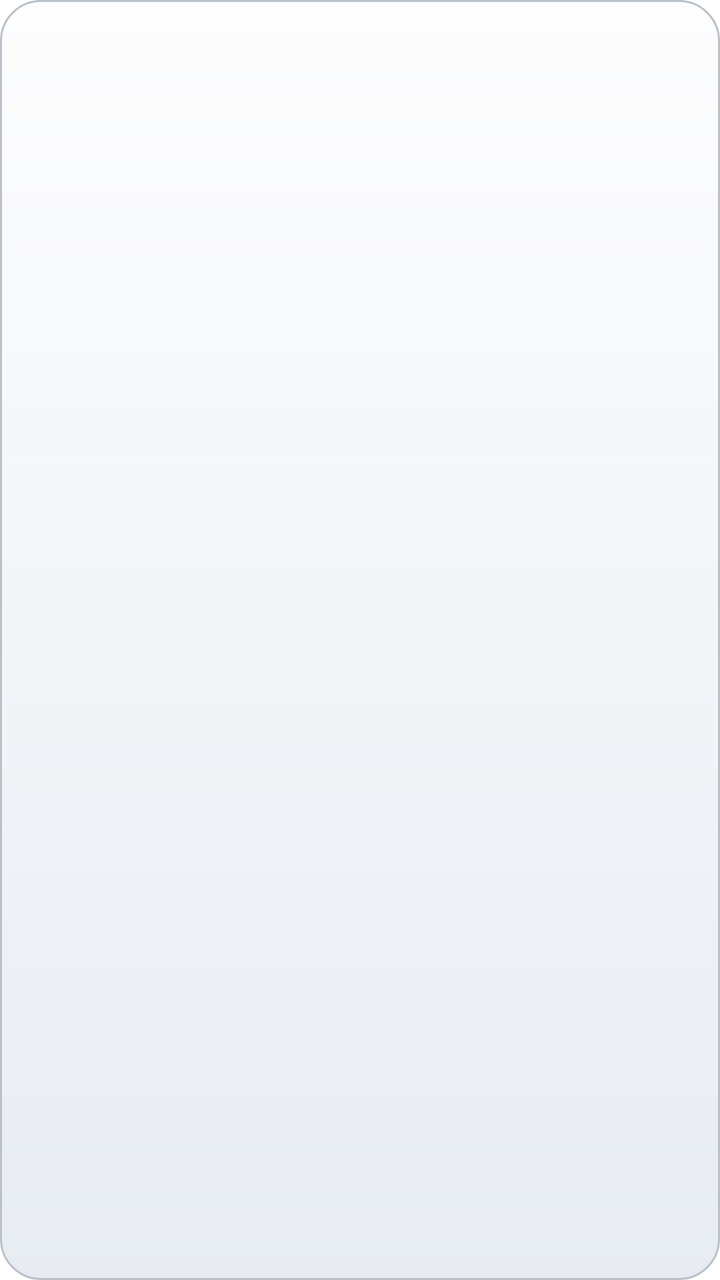
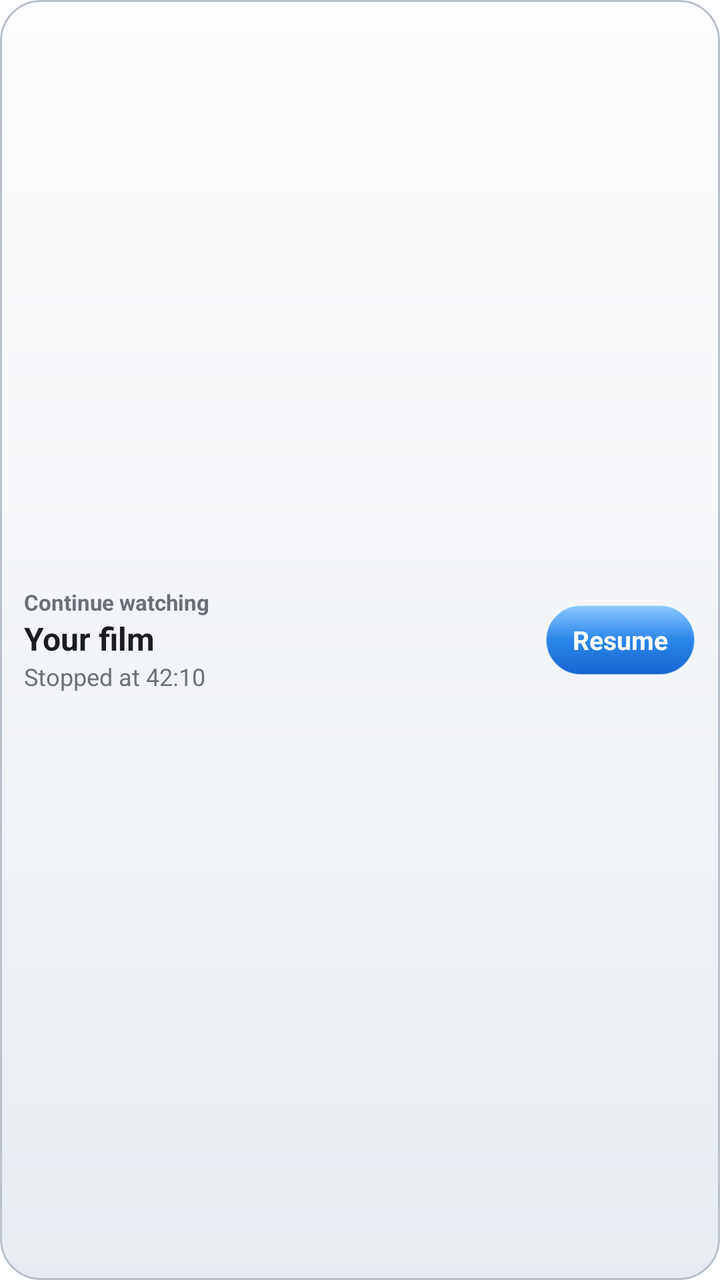

Screens rendered from an Android XML layout before and after an edit, with the pre-edit source and the edit as a unified diff.
<!-- AndroidManifest.xml: fallback theme Theme.MaterialComponents.DayNight.NoActionBar -->
<!-- res/layout/widget_card.xml -->
<?xml version="1.0" encoding="utf-8"?>
<LinearLayout xmlns:android="http://schemas.android.com/apk/res/android" android:id="@+id/w_root" android:layout_width="match_parent" android:layout_height="match_parent"
    android:orientation="horizontal" android:background="@drawable/wd_widget_bg" android:padding="12dp" android:gravity="center_vertical">
    <ImageView android:id="@+id/w_img" android:layout_width="72dp" android:layout_height="72dp" android:layout_marginEnd="12dp" android:scaleType="centerCrop"
        android:background="@drawable/wd_img_round" android:clipToOutline="true" android:visibility="gone"/>
    <LinearLayout android:layout_width="0dp" android:layout_weight="1" android:layout_height="wrap_content" android:orientation="vertical">
        <TextView android:id="@+id/w_label" android:layout_width="match_parent" android:layout_height="wrap_content" android:textSize="11sp" android:textStyle="bold" android:maxLines="1" android:textColor="#FF6B7078"/>
        <TextView android:id="@+id/w_title" android:layout_width="match_parent" android:layout_height="wrap_content" android:textSize="16sp" android:textStyle="bold" android:maxLines="2" android:ellipsize="end" android:textColor="#FF1B1D21"/>
        <TextView android:id="@+id/w_text" android:layout_width="match_parent" android:layout_height="wrap_content" android:textSize="12sp" android:maxLines="2" android:ellipsize="end" android:textColor="#FF6B7078"/>
        <ProgressBar android:id="@+id/w_bar" style="@android:style/Widget.ProgressBar.Horizontal" android:layout_width="match_parent" android:layout_height="6dp" android:layout_marginTop="6dp"
            android:max="100" android:progressDrawable="@drawable/wd_bar" android:visibility="gone"/>
    </LinearLayout>
    <TextView android:id="@+id/w_btn" android:layout_width="wrap_content" android:layout_height="36dp" android:layout_marginStart="10dp" android:paddingStart="14dp" android:paddingEnd="14dp"
        android:background="@drawable/wd_btn_gel" android:gravity="center" android:textColor="#FFFFFFFF" android:textSize="13sp" android:textStyle="bold" android:maxLines="1" android:visibility="gone"/>
</LinearLayout>
<!-- resources referenced by this layout -->
<resources>
  <!-- drawable wd_bar (drawable) -->
  <?xml version="1.0" encoding="utf-8"?>
  <layer-list xmlns:android="http://schemas.android.com/apk/res/android">
    <item android:id="@android:id/background"><shape><corners android:radius="6dp"/><solid android:color="#FFDCE1E7"/></shape></item>
    <item android:id="@android:id/progress"><clip><shape><corners android:radius="6dp"/><gradient android:startColor="#FF7FC0FF" android:endColor="#FF1E7FE8" android:angle="270"/></shape></clip></item>
  </layer-list>
  <!-- drawable wd_btn_gel (drawable) -->
  <?xml version="1.0" encoding="utf-8"?>
  <selector xmlns:android="http://schemas.android.com/apk/res/android">
    <item android:state_pressed="true"><shape><gradient android:startColor="#FF0F5FC4" android:endColor="#FF2B86E8" android:angle="270"/><corners android:radius="18dp"/></shape></item>
    <item><shape><gradient android:startColor="#FF8CC8FF" android:centerColor="#FF2B86E8" android:endColor="#FF1565D0" android:angle="270"/><corners android:radius="18dp"/><stroke android:width="1dp" android:color="#AAFFFFFF"/></shape></item>
  </selector>
  <!-- drawable wd_img_round (drawable) -->
  <?xml version="1.0" encoding="utf-8"?>
  <shape xmlns:android="http://schemas.android.com/apk/res/android"><corners android:radius="14dp"/><solid android:color="#33888888"/></shape>
  <!-- drawable wd_widget_bg (drawable) -->
  <?xml version="1.0" encoding="utf-8"?>
  <shape xmlns:android="http://schemas.android.com/apk/res/android" android:shape="rectangle">
      <gradient android:startColor="#F7FDFDFE" android:endColor="#F0E6EBF1" android:angle="270" />
      <corners android:radius="20dp" /><stroke android:width="1dp" android:color="#FFB9C1CA" />
  </shape>
</resources>

<!-- the commit's change to res/layout/widget_card.xml (unified diff, before → after) -->
@@ -4,12 +4,12 @@
     <ImageView android:id="@+id/w_img" android:layout_width="72dp" android:layout_height="72dp" android:layout_marginEnd="12dp" android:scaleType="centerCrop"
         android:background="@drawable/wd_img_round" android:clipToOutline="true" android:visibility="gone"/>
     <LinearLayout android:layout_width="0dp" android:layout_weight="1" android:layout_height="wrap_content" android:orientation="vertical">
-        <TextView android:id="@+id/w_label" android:layout_width="match_parent" android:layout_height="wrap_content" android:textSize="11sp" android:textStyle="bold" android:maxLines="1" android:textColor="#FF6B7078"/>
-        <TextView android:id="@+id/w_title" android:layout_width="match_parent" android:layout_height="wrap_content" android:textSize="16sp" android:textStyle="bold" android:maxLines="2" android:ellipsize="end" android:textColor="#FF1B1D21"/>
-        <TextView android:id="@+id/w_text" android:layout_width="match_parent" android:layout_height="wrap_content" android:textSize="12sp" android:maxLines="2" android:ellipsize="end" android:textColor="#FF6B7078"/>
+        <TextView android:id="@+id/w_label" android:text="@string/wp_label" android:layout_width="match_parent" android:layout_height="wrap_content" android:textSize="11sp" android:textStyle="bold" android:maxLines="1" android:textColor="#FF6B7078"/>
+        <TextView android:id="@+id/w_title" android:text="@string/wp_title" android:layout_width="match_parent" android:layout_height="wrap_content" android:textSize="16sp" android:textStyle="bold" android:maxLines="2" android:ellipsize="end" android:textColor="#FF1B1D21"/>
+        <TextView android:id="@+id/w_text" android:text="@string/wp_text" android:layout_width="match_parent" android:layout_height="wrap_content" android:textSize="12sp" android:maxLines="2" android:ellipsize="end" android:textColor="#FF6B7078"/>
         <ProgressBar android:id="@+id/w_bar" style="@android:style/Widget.ProgressBar.Horizontal" android:layout_width="match_parent" android:layout_height="6dp" android:layout_marginTop="6dp"
             android:max="100" android:progressDrawable="@drawable/wd_bar" android:visibility="gone"/>
     </LinearLayout>
-    <TextView android:id="@+id/w_btn" android:layout_width="wrap_content" android:layout_height="36dp" android:layout_marginStart="10dp" android:paddingStart="14dp" android:paddingEnd="14dp"
-        android:background="@drawable/wd_btn_gel" android:gravity="center" android:textColor="#FFFFFFFF" android:textSize="13sp" android:textStyle="bold" android:maxLines="1" android:visibility="gone"/>
+    <TextView android:id="@+id/w_btn" android:text="@string/wp_btn" android:layout_width="wrap_content" android:layout_height="36dp" android:layout_marginStart="10dp" android:paddingStart="14dp" android:paddingEnd="14dp"
+        android:background="@drawable/wd_btn_gel" android:gravity="center" android:textColor="#FFFFFFFF" android:textSize="13sp" android:textStyle="bold" android:maxLines="1"/>
 </LinearLayout>
<!-- resource entries referenced after the edit -->
@@ -21,5 +21,9 @@
       <gradient android:startColor="#F7FDFDFE" android:endColor="#F0E6EBF1" android:angle="270" />
       <corners android:radius="20dp" /><stroke android:width="1dp" android:color="#FFB9C1CA" />
   </shape>
+  <string name="wp_btn">Resume</string>
+  <string name="wp_label">Continue watching</string>
+  <string name="wp_text">Stopped at 42:10</string>
+  <string name="wp_title">Your film</string>
 </resources>
 
